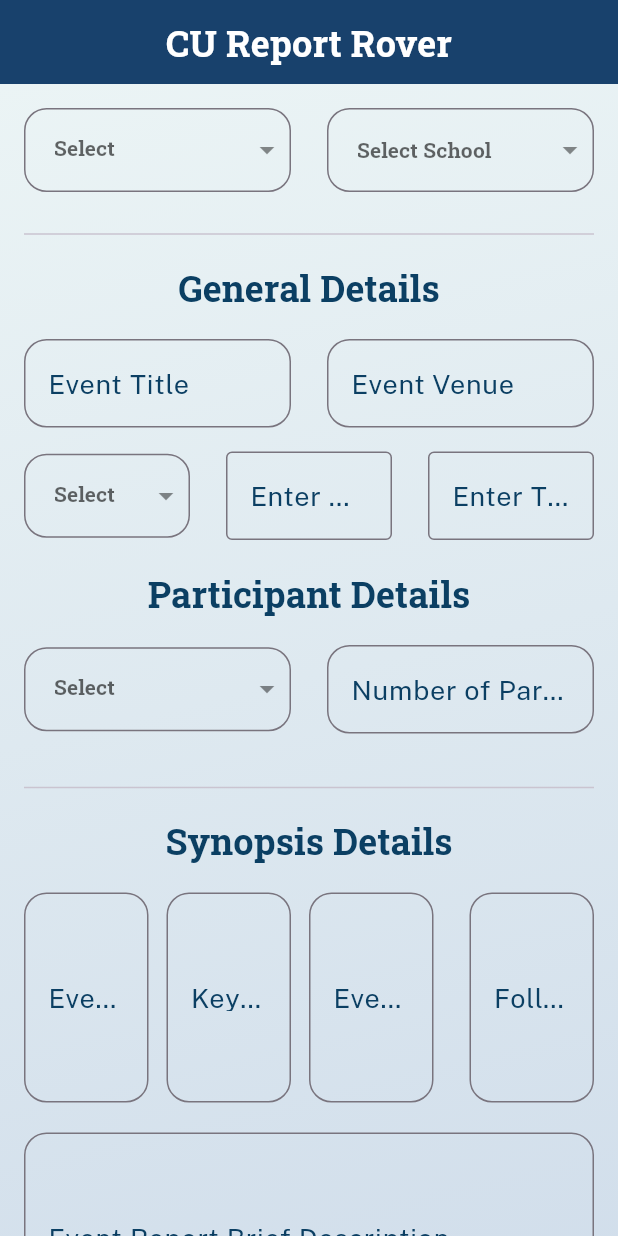
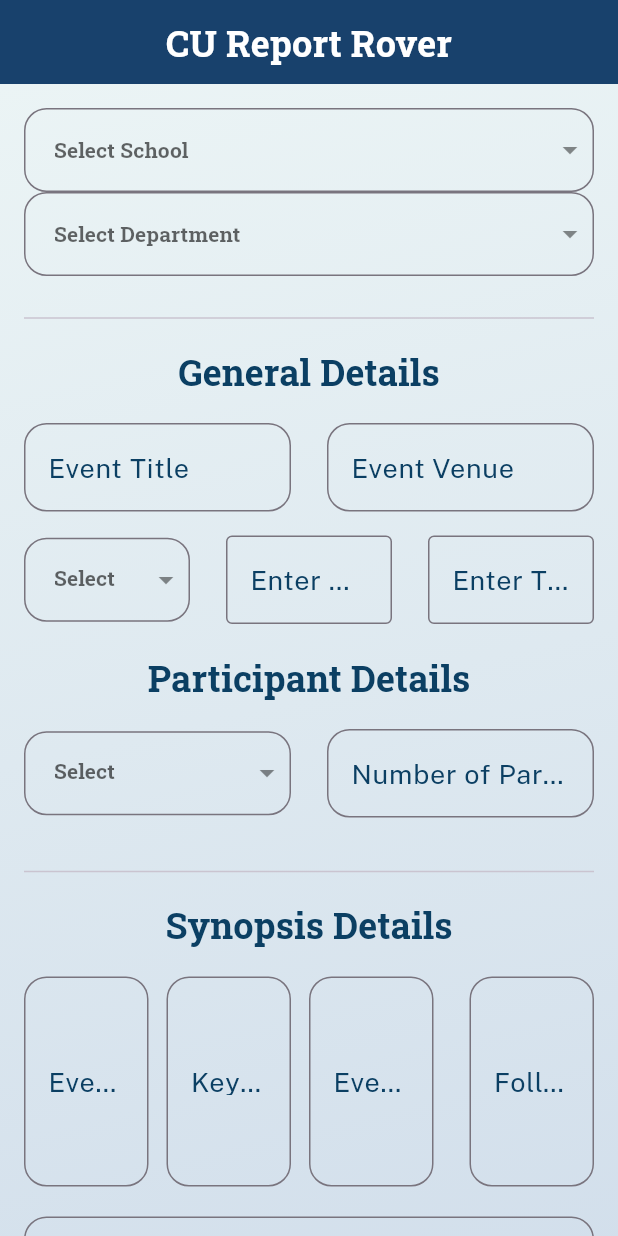
Before and after one commit to vansh132/CU-Report-Rover, a Flutter app: the screen it shows after launch, on a phone screen of 412 x 824 dp. Run offline on Flutter 3.47's test engine with Material 3 defaults, Android fonts, the phone set to English and light mode, and no system bars; our stand-ins replace dotted_border, dropdown_button2, file_picker, google_fonts, image_picker, pdf and 1 more.

```diff
--- a/lib/report_form.dart
+++ b/lib/report_form.dart
@@ -403,22 +403,22 @@ class _ReportFormState extends State<ReportForm> {
                   children: [
                     Expanded(
                       child: buildDropdownButtonFormField(
-                          options: departments,
-                          selectedValue: departmentValueListenable,
-                          hintText: "Select Department",
-                          validationMessage: "Please select your department"),
-                    ),
-                    const SizedBox(
-                      width: 24,
-                    ),
-                    Expanded(
-                      child: buildDropdownButtonFormField(
                           options: schools,
                           selectedValue: schoolValueListenable,
                           hintText: "Select School",
                           validationMessage: "Please select your school"),
                     ),
                   ],
+                ),
+                const SizedBox(
+                  width: 24,
+                ),
+                Expanded(
+                  child: buildDropdownButtonFormField(
+                      options: departments,
+                      selectedValue: departmentValueListenable,
+                      hintText: "Select Department",
+                      validationMessage: "Please select your department"),
                 ),
                 customeSpace(height: 20),
                 const Divider(),
```
